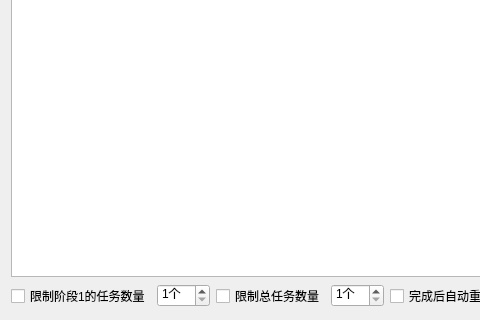
penglecn/ChiaTools, file ui/PlotWidget.ui: the form before one commit; both pictures show x 0 to 480 and y 213 to 533 of the 903 by 533 pixel window.
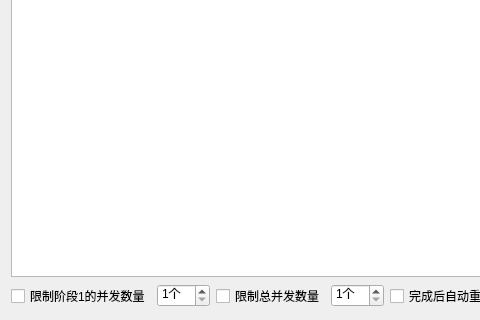
The form after the commit.

Commit message: 优化UI

What changed in the file:
```diff
--- a/ui/PlotWidget.ui
+++ b/ui/PlotWidget.ui
@@ -66,7 +66,7 @@
      <item>
       <widget class="QCheckBox" name="checkBoxPhase1Limit">
        <property name="text">
-        <string>限制阶段1的任务数量</string>
+        <string>限制阶段1的并发数量</string>
        </property>
       </widget>
      </item>
@@ -83,7 +83,7 @@
      <item>
       <widget class="QCheckBox" name="checkBoxTotalLimit">
        <property name="text">
-        <string>限制总任务数量</string>
+        <string>限制总并发数量</string>
        </property>
       </widget>
      </item>
```
The commit also changes 1 other file.
